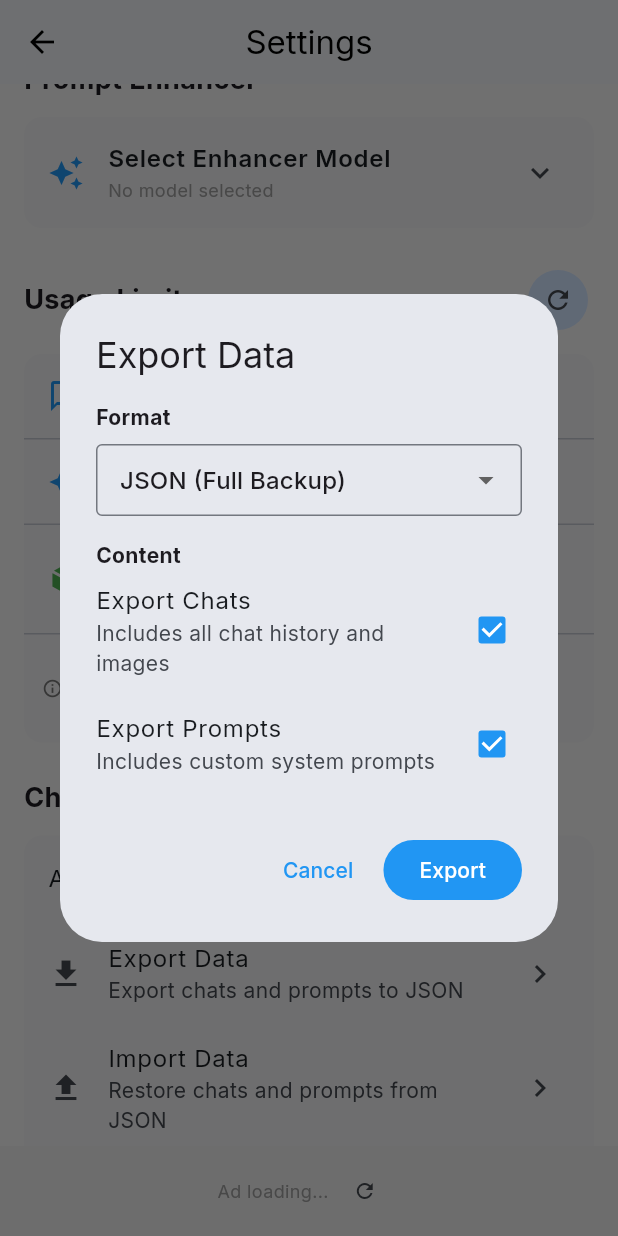
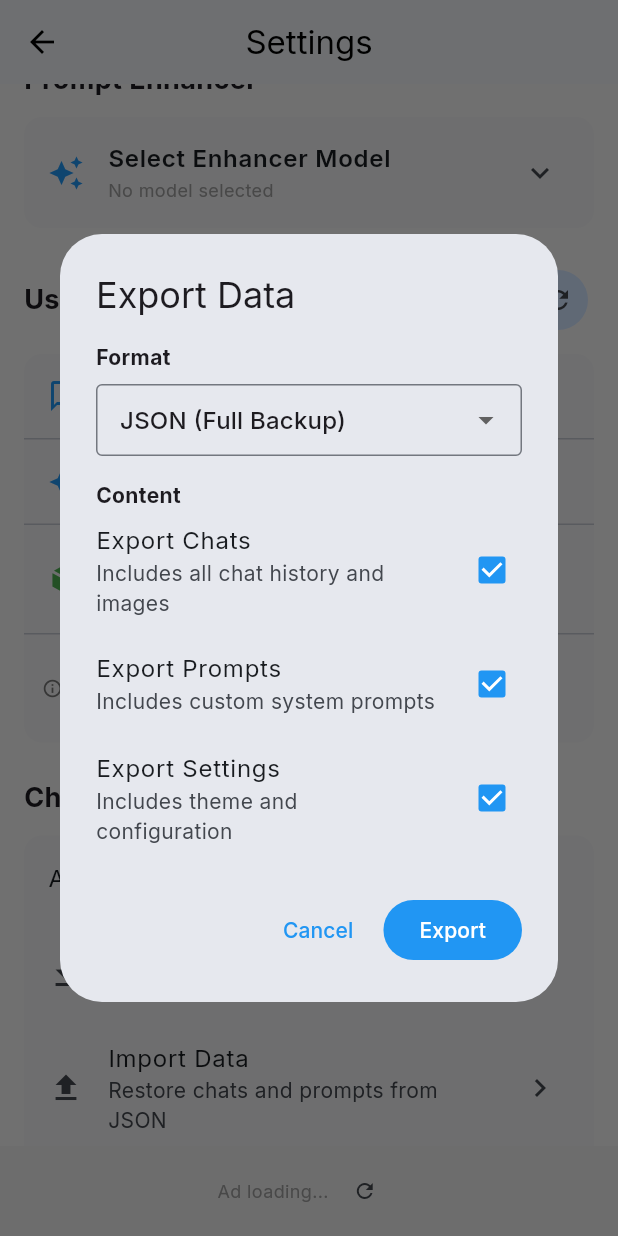
Before and after one commit to PocketLLM/pocketllm-lite, a Flutter app: the SettingsScreen screen opened by its route, scrolled down 576 dp, after a tap on "Export Data", on a phone screen of 412 x 824 dp. Run offline on Flutter 3.47's test engine with Material 3 defaults, Android fonts, the phone set to English and light mode, and no system bars; our stand-ins replace connectivity_plus, file_picker, flutter_colorpicker, flutter_markdown, flutter_native_splash, flutter_riverpod and 9 more; missing offline and left inert: ota_update; accounts and stored records are empty; network calls fail.

Commit message:
feat: add settings export and import
- Updated `StorageService` to support exporting and importing settings (theme, configuration).
- Implemented `getExportableSettings` with a whitelist to prevent exporting usage limits/security keys.
- Updated `ExportDialog` to include an "Export Settings" checkbox.
- Updated `ImportDialog` to recognize and count settings in backup files.
- Added unit tests for settings export logic.

```diff
--- a/lib/features/settings/presentation/widgets/export_dialog.dart
+++ b/lib/features/settings/presentation/widgets/export_dialog.dart
@@ -25,6 +25,7 @@ class ExportDialog extends ConsumerStatefulWidget {
 class _ExportDialogState extends ConsumerState<ExportDialog> {
   bool _includeChats = true;
   bool _includePrompts = true;
+  bool _includeSettings = true;
   ExportFormat _selectedFormat = ExportFormat.json;
   bool _isLoading = false;
 
@@ -34,6 +35,7 @@ class _ExportDialogState extends ConsumerState<ExportDialog> {
     if (widget.selectedChatIds != null) {
       _includeChats = true;
       _includePrompts = false;
+      _includeSettings = false;
     }
   }
 
@@ -53,6 +55,7 @@ class _ExportDialogState extends ConsumerState<ExportDialog> {
         final data = storage.exportData(
           includeChats: _includeChats,
           includePrompts: _includePrompts,
+          includeSettings: _includeSettings,
           chatIds: widget.selectedChatIds?.toList(),
         );
         final jsonString = const JsonEncoder.withIndent('  ').convert(data);
@@ -181,7 +184,7 @@ class _ExportDialogState extends ConsumerState<ExportDialog> {
                       },
                 contentPadding: EdgeInsets.zero,
               ),
-              if (widget.selectedChatIds == null)
+              if (widget.selectedChatIds == null) ...[
                 CheckboxListTile(
                   title: const Text('Export Prompts'),
                   subtitle: const Text('Includes custom system prompts'),
@@ -191,7 +194,17 @@ class _ExportDialogState extends ConsumerState<ExportDialog> {
                   },
                   contentPadding: EdgeInsets.zero,
                 ),
-              if (!_includeChats && !_includePrompts)
+                CheckboxListTile(
+                  title: const Text('Export Settings'),
+                  subtitle: const Text('Includes theme and configuration'),
+                  value: _includeSettings,
+                  onChanged: (val) {
+                    if (val != null) setState(() => _includeSettings = val);
+                  },
+                  contentPadding: EdgeInsets.zero,
+                ),
+              ],
+              if (!_includeChats && !_includePrompts && !_includeSettings)
                 Padding(
                   padding: const EdgeInsets.only(top: 8.0),
                   child: Text(
@@ -243,8 +256,11 @@ class _ExportDialogState extends ConsumerState<ExportDialog> {
           child: const Text('Cancel'),
         ),
         FilledButton(
-          onPressed:
-              (_isLoading || (isJson && !_includeChats && !_includePrompts))
+          onPressed: (_isLoading ||
+                  (isJson &&
+                      !_includeChats &&
+                      !_includePrompts &&
+                      !_includeSettings))
               ? null
               : _handleExport,
           child: _isLoading
--- a/lib/features/settings/presentation/widgets/import_dialog.dart
+++ b/lib/features/settings/presentation/widgets/import_dialog.dart
@@ -19,6 +19,7 @@ class _ImportDialogState extends ConsumerState<ImportDialog> {
   Map<String, dynamic>? _previewData;
   int _chatsCount = 0;
   int _promptsCount = 0;
+  int _settingsCount = 0;
 
   Future<void> _pickFile() async {
     try {
@@ -35,14 +36,17 @@ class _ImportDialogState extends ConsumerState<ImportDialog> {
         final data = jsonDecode(content) as Map<String, dynamic>;
 
         // Simple validation
-        if (data['chats'] == null && data['prompts'] == null) {
-           throw Exception('Invalid backup format');
+        if (data['chats'] == null &&
+            data['prompts'] == null &&
+            data['settings'] == null) {
+          throw Exception('Invalid backup format');
         }
 
         setState(() {
           _previewData = data;
           _chatsCount = (data['chats'] as List?)?.length ?? 0;
           _promptsCount = (data['prompts'] as List?)?.length ?? 0;
+          _settingsCount = (data['settings'] as Map?)?.length ?? 0;
           _isLoading = false;
         });
       }
@@ -73,7 +77,7 @@ class _ImportDialogState extends ConsumerState<ImportDialog> {
         ScaffoldMessenger.of(context).showSnackBar(
           SnackBar(
             content: Text(
-              'Imported ${result['chats']} chats and ${result['prompts']} prompts.',
+              'Imported ${result['chats']} chats, ${result['prompts']} prompts, and ${result['settings']} settings.',
             ),
             backgroundColor: Colors.green,
           ),
@@ -119,8 +123,10 @@ class _ImportDialogState extends ConsumerState<ImportDialog> {
             _buildStatRow(Icons.chat_bubble_outline, 'Chats', _chatsCount),
             const SizedBox(height: 4),
             _buildStatRow(Icons.edit_note, 'System Prompts', _promptsCount),
+            const SizedBox(height: 4),
+            _buildStatRow(Icons.settings, 'Settings', _settingsCount),
             const SizedBox(height: 16),
-             Text(
+            Text(
               'Ready to import?',
               style: TextStyle(
                 fontSize: 14,
```
Also changed, not shown: lib/services/storage_service.dart (+74 -6 lines), 2 other files.
